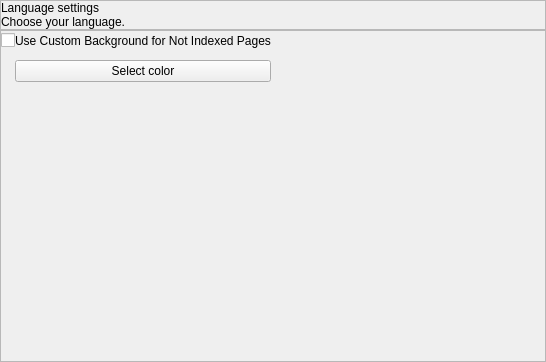
Old version of the form seospider/ui/page_visual_settings_widget.ui in the repository andrascii/RiveSolutions_SEO_Spider.
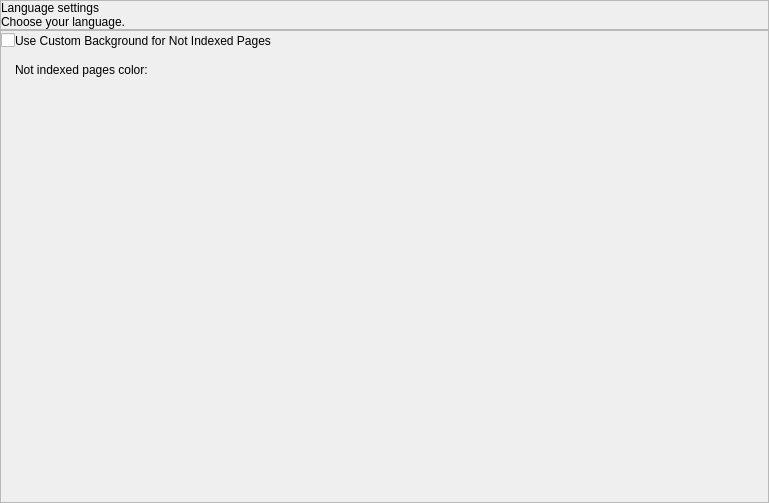
New version of the form. Custom widgets are drawn as their Qt base class.

```diff
--- a/seospider/ui/page_visual_settings_widget.ui
+++ b/seospider/ui/page_visual_settings_widget.ui
@@ -6,8 +6,8 @@
    <rect>
     <x>0</x>
     <y>0</y>
-    <width>546</width>
-    <height>362</height>
+    <width>769</width>
+    <height>503</height>
    </rect>
   </property>
   <property name="windowTitle">
@@ -95,9 +95,6 @@
       <enum>QFrame::Raised</enum>
      </property>
      <layout class="QVBoxLayout" name="verticalLayout_3">
-      <property name="spacing">
-       <number>0</number>
-      </property>
       <property name="leftMargin">
        <number>0</number>
       </property>
@@ -112,6 +109,9 @@
       </property>
       <item>
        <layout class="QGridLayout" name="gridLayout">
+        <property name="horizontalSpacing">
+         <number>0</number>
+        </property>
         <property name="verticalSpacing">
          <number>9</number>
         </property>
@@ -133,11 +133,34 @@
          </widget>
         </item>
         <item row="1" column="1">
-         <widget class="QPushButton" name="SelectColorPushButton">
-          <property name="text">
-           <string>Select color</string>
-          </property>
-         </widget>
+         <layout class="QHBoxLayout" name="horizontalLayout_3">
+          <item>
+           <widget class="QLabel" name="label_2">
+            <property name="text">
+             <string>Not indexed pages color:</string>
+            </property>
+           </widget>
+          </item>
+          <item>
+           <widget class="SeoSpider::ColorSelector" name="colorSelector" native="true">
+            <property name="sizePolicy">
+             <sizepolicy hsizetype="Fixed" vsizetype="Fixed">
+              <horstretch>0</horstretch>
+              <verstretch>0</verstretch>
+             </sizepolicy>
+            </property>
+            <property name="minimumSize">
+             <size>
+              <width>40</width>
+              <height>20</height>
+             </size>
+            </property>
+            <property name="controlKey" stdset="0">
+             <string notr="true">notIndexedPagesColor</string>
+            </property>
+           </widget>
+          </item>
+         </layout>
         </item>
         <item row="0" column="2">
          <spacer name="horizontalSpacer">
@@ -172,6 +195,14 @@
    </item>
   </layout>
  </widget>
+ <customwidgets>
+  <customwidget>
+   <class>SeoSpider::ColorSelector</class>
+   <extends>QWidget</extends>
+   <header>color_selector.h</header>
+   <container>1</container>
+  </customwidget>
+ </customwidgets>
  <resources/>
  <connections>
   <connection>
```
Left out of the diff: 42 changed lines with no effect on the pictures.
